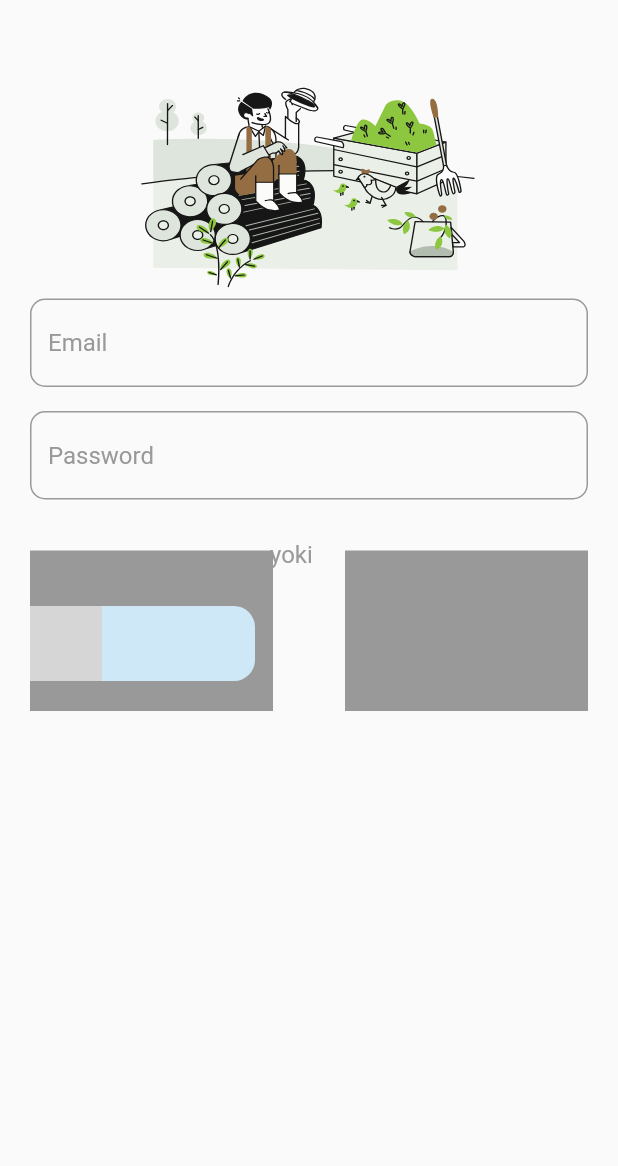
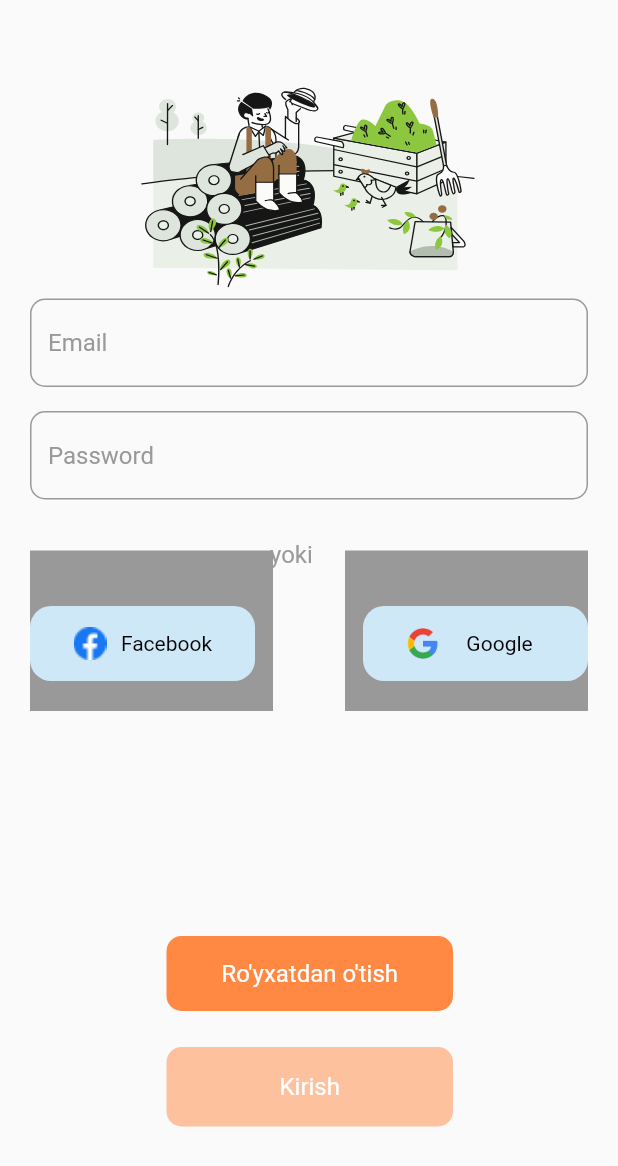
Before and after one commit to NodirbekRasuljonov/Exam_2, a Flutter app: the screen it shows after launch, on a phone screen of 412 x 824 dp. Shown: the top 1166 px of the screen. Run offline on Flutter 3.47's test engine with Material 2 defaults, Android fonts, the phone set to English and light mode, and no system bars; our stand-ins replace flutter_svg; grey boxes are pictures that could not be loaded.

Commit message:
loginPage finished

```diff
--- a/lib/main.dart
+++ b/lib/main.dart
@@ -15,7 +15,7 @@ class MyApp extends StatelessWidget {
       title: 'Smart Farm',
       theme: ThemeData.light(),
       onGenerateRoute: MyRoutes().onGenerateRoute,
-      initialRoute: '/login',
+      initialRoute: '/',
     );
   }
 }
--- a/lib/screens/login.dart
+++ b/lib/screens/login.dart
@@ -111,19 +111,112 @@ class _LogInPageState extends State<LogInPage> {
           Positioned(
             top: 404.0,
             left: 20.0,
+            child: InkWell(
+              onTap: () {},
               child: Container(
                 height: 50.0,
                 width: 150.0,
                 child: Row(
+                  mainAxisAlignment: MainAxisAlignment.center,
                   children: [
-                  SvgPicture.asset('assets/images/facebook.png')
+                    Container(
+                      margin: const EdgeInsets.symmetric(horizontal: 5.0),
+                      height: 22.0,
+                      width: 22.0,
+                      alignment: Alignment.center,
+                      decoration: const BoxDecoration(
+                          image: DecorationImage(
+                              fit: BoxFit.cover,
+                              image: AssetImage('assets/images/facebook.png'))),
+                    ),
+                    Container(
+                      height: 22.0,
+                      width: 70.0,
+                      alignment: Alignment.center,
+                      child: const Text(
+                        'Facebook',
+                        style: TextStyle(
+                            color: Colors.black, fontWeight: FontWeight.w400),
+                      ),
+                    )
                   ],
                 ),
                 decoration: BoxDecoration(
                     borderRadius: BorderRadius.circular(RadiusConst.small),
                     color: ColorConst.loginpagebuttoncolor),
               ),
+            ),
+          ),
+          Positioned(
+            top: 404.0,
+            right: 20.0,
+            child: InkWell(
+              onTap: () {},
+              child: Container(
+                height: 50.0,
+                width: 150.0,
+                child: Row(
+                  mainAxisAlignment: MainAxisAlignment.center,
+                  children: [
+                    Container(
+                      margin: const EdgeInsets.symmetric(horizontal: 5.0),
+                      height: 22.0,
+                      width: 22.0,
+                      alignment: Alignment.center,
+                      decoration: const BoxDecoration(
+                          image: DecorationImage(
+                              fit: BoxFit.cover,
+                              image: AssetImage('assets/images/google.png'))),
+                    ),
+                    Container(
+                      height: 22.0,
+                      width: 70.0,
+                      alignment: Alignment.center,
+                      child: const Text(
+                        'Google',
+                        style: TextStyle(
+                            color: Colors.black, fontWeight: FontWeight.w400),
+                      ),
                     )
+                  ],
+                ),
+                decoration: BoxDecoration(
+                    borderRadius: BorderRadius.circular(RadiusConst.small),
+                    color: ColorConst.loginpagebuttoncolor),
+              ),
+            ),
+          ),
+          Positioned(
+            left: 111.0,
+            bottom: 150.0,
+            right: 110.0,
+              child: InkWell(
+                onTap: (){},
+            child: Container(
+              height: 50.0,
+              width: 150.0,
+              alignment: Alignment.center,
+              decoration: BoxDecoration(borderRadius: BorderRadius.circular(RadiusConst.extrasmall),color: ColorConst.kprimary),
+              child: Text("Ro'yxatdan o'tish",style: TextStyle(color: ColorConst.textcolor,fontSize: FontConst.medium),),
+            ),
+          )),
+          Positioned(
+            bottom: 73.0,
+            left: 111.0,
+            right: 110.0,
+            child: InkWell(
+              onTap: () {},
+              child: Container(
+                height: 53.0,
+                width: 139.0,
+                alignment: Alignment.center,
+                child: Text("Kirish",style: TextStyle(color: ColorConst.textcolor,fontSize: FontConst.medium),),
+                decoration: BoxDecoration(
+                    borderRadius: BorderRadius.circular(RadiusConst.extrasmall),
+                    color: ColorConst.kprimary.withOpacity(0.5)),
+              ),
+            ),
+          ),
         ],
       ),
     ));
--- a/lib/screens/splash.dart
+++ b/lib/screens/splash.dart
@@ -14,10 +14,10 @@ class _SplashScreenState extends State<SplashScreen> {
   @override
   void initState() {
     super.initState();
-    Timer(Duration(seconds: 3), () {
+    Timer(const Duration(seconds: 3), () {
+      Navigator.pushReplacementNamed(context, '/login');
     });
   }
-
 
   @override
   Widget build(BuildContext context) {
@@ -34,7 +34,7 @@ class _SplashScreenState extends State<SplashScreen> {
             Container(
               height: 70.0,
               width: 70.0,
-              margin:const EdgeInsets.symmetric(vertical: 10.0),
+              margin: const EdgeInsets.symmetric(vertical: 10.0),
               child: SvgPicture.asset('assets/images/Vector.svg'),
             ),
             Container(
```
Also changed, not shown: assets/images/google.png (added). Lines whose indentation alone changed are shown as unchanged.
